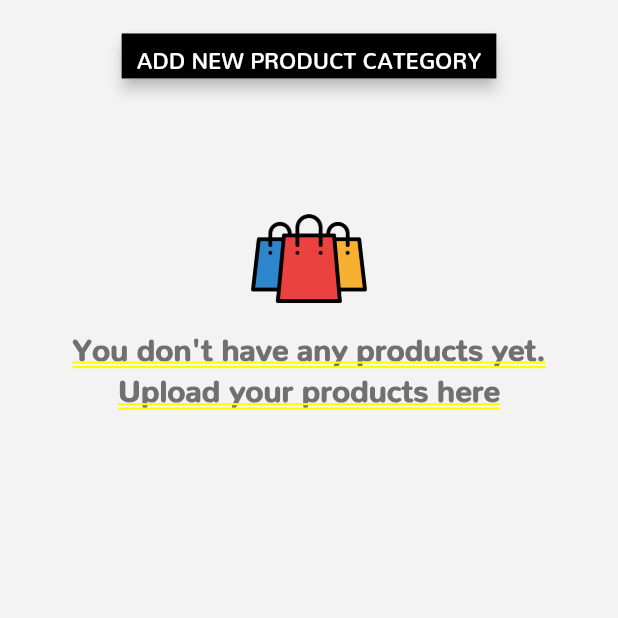
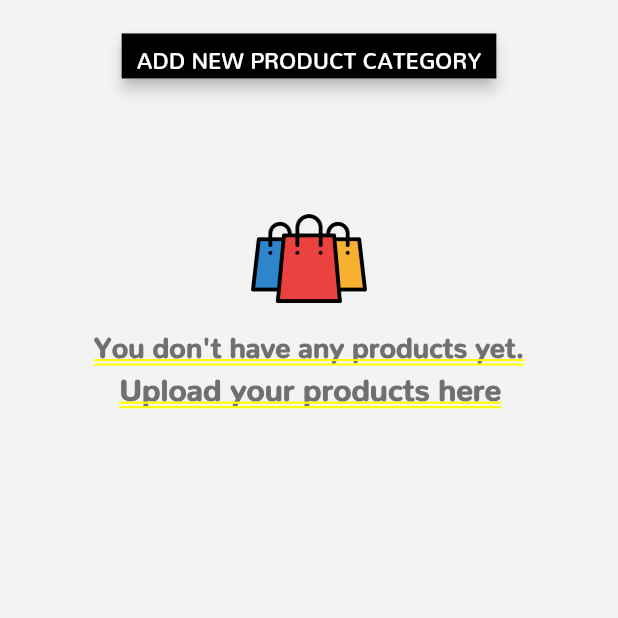
Before and after one commit to SajidShaikhBudventure/TwonsyNewRepo, a Flutter app: the ProductPage screen opened directly, on a phone screen of 412 x 824 dp, the top half of it. Run offline on Flutter 3.47's test engine with Material 2 defaults, Android fonts, the phone set to English and light mode, and no system bars; drawn by our look-alikes of lazy_load_scrollview; our stand-ins replace auto_size_text, cached_network_image, connectivity, dio, flutter_datetime_picker, flutter_html and 12 more; missing offline and left inert: flutter_webview_plugin, geocoder, google_maps_webservice, keyboard_visibility; accounts and stored records are empty.

Commit message:
TextSize

```diff
--- a/lib/screen/analytics_page.dart
+++ b/lib/screen/analytics_page.dart
@@ -256,7 +256,7 @@ class _AnalyticsPageState extends State<AnalyticsPage> {
         :Container(
       //height: Utils.getDeviceHeight(context)/20,
       //width:  Utils.getDeviceWidth(context),
-      margin: EdgeInsets.only(right: 0, left:0, top: Utils. getDeviceWidth(context)/20),
+      margin: EdgeInsets.only(right: 0, left:0, top: Utils. getDeviceWidth(context)/24),
       padding: EdgeInsets.only(left: Utils.getDeviceWidth(context)/24, right: Utils. getDeviceWidth(context)/24),
       alignment: Alignment(0,0),
       child: Text("No products yet", style: TextStyle(color: ColorRes.cancelGreyText, fontSize: Utils.getDeviceWidth(context)/20, fontFamily: FontRes.nunito), maxLines: 1, overflow: TextOverflow.ellipsis),
--- a/lib/screen/product_page.dart
+++ b/lib/screen/product_page.dart
@@ -181,7 +181,7 @@ class _ProductPageState extends State<ProductPage> {
       margin: EdgeInsets.only(right: 0, left:0, top: Utils. getDeviceWidth(context)/60),
       padding: EdgeInsets.only(left: Utils.getDeviceWidth(context)/24, right: Utils. getDeviceWidth(context)/24),
       alignment: Alignment(0,0),
-      child: Text("You don't have any products yet.", style: TextStyle(color: ColorRes.cancelGreyText, fontSize: Utils.getDeviceWidth(context)/20, fontFamily: FontRes.nunito), maxLines: 1, overflow: TextOverflow.ellipsis),
+      child: Text("You don't have any products yet.", style: TextStyle(color: ColorRes.cancelGreyText, fontSize: Utils.getDeviceWidth(context)/22, fontFamily: FontRes.nunito), maxLines: 1, overflow: TextOverflow.ellipsis),
     );
   }
 
@@ -192,7 +192,7 @@ class _ProductPageState extends State<ProductPage> {
       //height: Utils.getDeviceHeight(context)/20,
       //width:  Utils.getDeviceWidth(context),
       margin: EdgeInsets.only(right: 0, left:0, top: Utils. getDeviceHeight(context)/60),
-      padding: EdgeInsets.only(left: Utils.getDeviceWidth(context)/24, right: Utils. getDeviceWidth(context)/24),
+      padding: EdgeInsets.only(left: Utils.getDeviceWidth(context)/22, right: Utils. getDeviceWidth(context)/24),
       alignment: Alignment(0,0),
       child: Text("Upload your products here", style: TextStyle(color: ColorRes.cancelGreyText, fontSize: Utils.getDeviceWidth(context)/20, fontFamily: FontRes.nunito), maxLines: 1, overflow: TextOverflow.ellipsis),
     );
--- a/lib/screen/rating_page.dart
+++ b/lib/screen/rating_page.dart
@@ -255,7 +255,7 @@ class _RatingPageState extends State<RatingPage> {
         :Container(
       //height: Utils.getDeviceHeight(context)/20,
       //width:  Utils.getDeviceWidth(context),
-      margin: EdgeInsets.only(right: 0, left:0, top: Utils. getDeviceWidth(context)/20),
+      margin: EdgeInsets.only(right: 0, left:0, top: Utils. getDeviceWidth(context)/24),
       padding: EdgeInsets.only(left: Utils.getDeviceWidth(context)/24, right: Utils. getDeviceWidth(context)/24),
       alignment: Alignment(0,0),
       child: Text("No reviews yet", style: TextStyle(color: ColorRes.cancelGreyText, fontSize: Utils.getDeviceWidth(context)/20, fontFamily: FontRes.nunito), maxLines: 1, overflow: TextOverflow.ellipsis),
```
